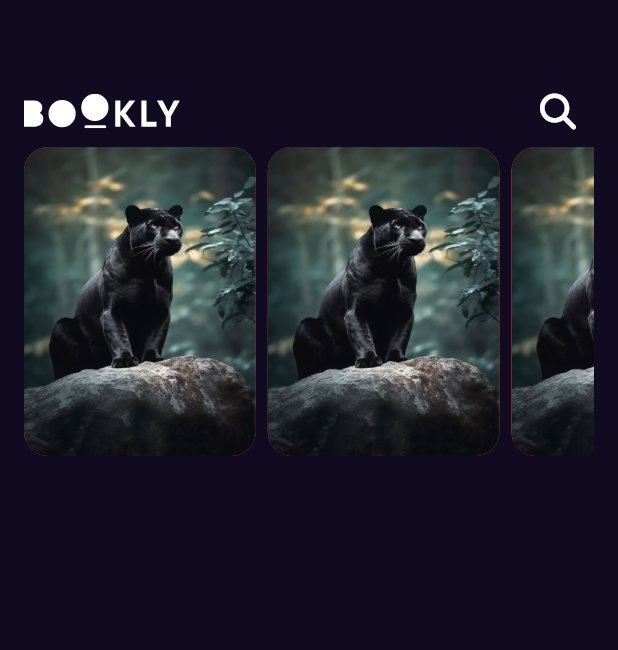
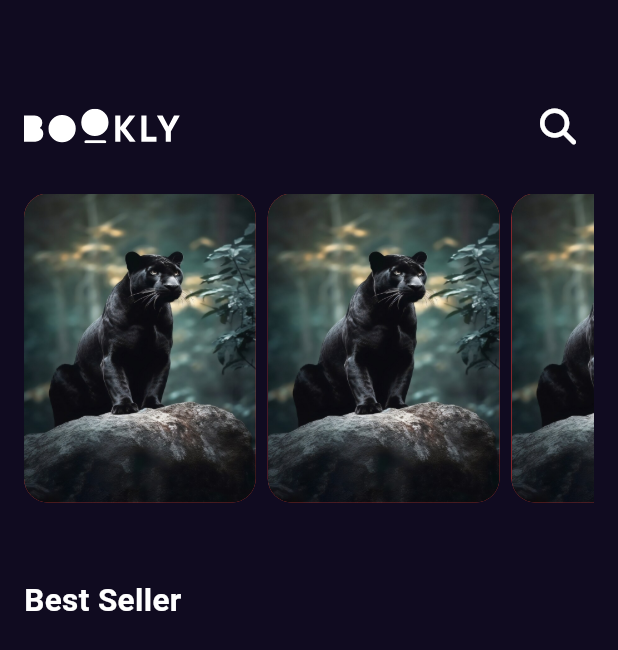
Before and after one commit to hamz491/Bookly, a Flutter app: the screen it shows after launch, on a phone screen of 412 x 824 dp. Shown: the top 650 px of the screen. Run offline on Flutter 3.47's test engine with Material 3 defaults, Android fonts, the phone set to English and light mode, and no system bars; our stand-ins replace flutter_svg, font_awesome_flutter, get.

Commit message:
style class and Best Seller text

```diff
--- /dev/null
+++ b/lib/Core/utils/Styles.dart
@@ -0,0 +1,8 @@
+import 'package:flutter/material.dart';
+
+abstract class Styles {
+  static const titleMedium = TextStyle(
+    fontSize: 21,
+    fontWeight: FontWeight.w600,
+  );
+}
--- a/lib/Features/Home/presentation/View/HomeView.dart
+++ b/lib/Features/Home/presentation/View/HomeView.dart
@@ -1,5 +1,6 @@
+import 'package:bookly/Core/utils/Styles.dart';
 import 'package:bookly/Features/Splash/Preserntaion/view/Widgets/Custom_AppBar.dart';
-import 'package:bookly/Features/Splash/Preserntaion/view/Widgets/Custom_bookCard.dart';
+import 'package:bookly/Features/Splash/Preserntaion/view/Widgets/Custom_ListView.dart';
 import 'package:flutter/material.dart';
 
 class HomeView extends StatelessWidget {
@@ -11,34 +12,20 @@ class HomeView extends StatelessWidget {
       body: Padding(
         padding: EdgeInsets.symmetric(horizontal: 16),
         child: Column(
+          crossAxisAlignment: CrossAxisAlignment.start,
           children: [
             CustomAppBar(),
             Custom_ListView(),
+            Padding(
+              padding: EdgeInsets.only(top: 50),
+              child: Text(
+                'Best Seller',
+                style: Styles.titleMedium,
+              ),
+            ),
           ],
         ),
       ),
     );
   }
 }
-
-class Custom_ListView extends StatelessWidget {
-  const Custom_ListView({super.key});
-
-  @override
-  Widget build(BuildContext context) {
-    return SizedBox(
-      height: MediaQuery.of(context).size.height * .25,
-      child: ListView.builder(
-        scrollDirection: Axis.horizontal,
-        physics: const BouncingScrollPhysics(),
-        itemCount: 10,
-        itemBuilder: (context, index) {
-          return const Padding(
-            padding: EdgeInsets.only(right: 8),
-            child: BookCard(),
-          );
-        },
-      ),
-    );
-  }
-}
--- a/lib/Features/Splash/Preserntaion/view/Widgets/Custom_AppBar.dart
+++ b/lib/Features/Splash/Preserntaion/view/Widgets/Custom_AppBar.dart
@@ -9,7 +9,7 @@ class CustomAppBar extends StatelessWidget {
   @override
   Widget build(BuildContext context) {
     return Padding(
-      padding: const EdgeInsets.only(top: 50),
+      padding: const EdgeInsets.only(top: 60),
       child: Row(
         children: [
           SvgPicture.asset(
--- /dev/null
+++ b/lib/Features/Splash/Preserntaion/view/Widgets/Custom_ListView.dart
@@ -0,0 +1,27 @@
+import 'package:bookly/Features/Splash/Preserntaion/view/Widgets/Custom_bookCard.dart';
+import 'package:flutter/material.dart';
+
+class Custom_ListView extends StatelessWidget {
+  const Custom_ListView({super.key});
+
+  @override
+  Widget build(BuildContext context) {
+    return Padding(
+      padding: const EdgeInsets.only(top: 21),
+      child: SizedBox(
+        height: MediaQuery.of(context).size.height * .25,
+        child: ListView.builder(
+          scrollDirection: Axis.horizontal,
+          physics: const BouncingScrollPhysics(),
+          itemCount: 10,
+          itemBuilder: (context, index) {
+            return const Padding(
+              padding: EdgeInsets.only(right: 8),
+              child: BookCard(),
+            );
+          },
+        ),
+      ),
+    );
+  }
+}
```
